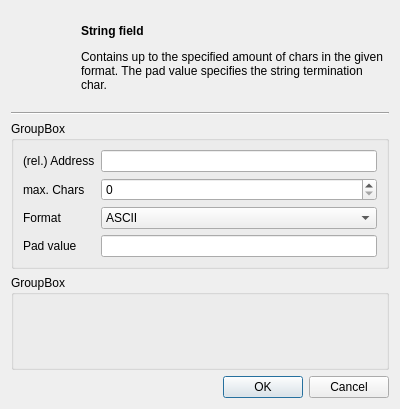
This is src/stringfielddialog.ui in dmr-tools/anytone-emu as Qt 5 draws it before an edit. The edited form follows.
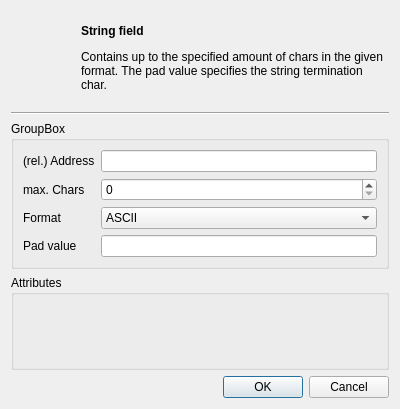
This is the edited form. Custom widgets are drawn as their Qt base class.

The edit to the form file:
```diff
--- a/src/stringfielddialog.ui
+++ b/src/stringfielddialog.ui
@@ -125,7 +125,7 @@
    <item>
     <widget class="QGroupBox" name="groupBox_2">
      <property name="title">
-      <string>GroupBox</string>
+      <string>Attributes</string>
      </property>
      <layout class="QVBoxLayout" name="verticalLayout">
       <property name="spacing">
```
